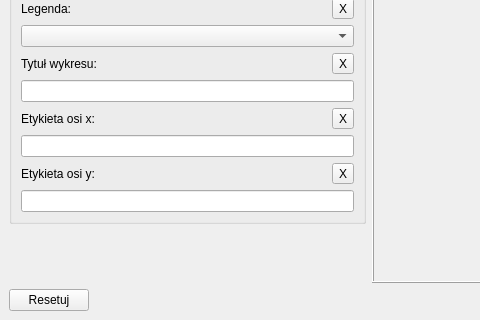
The window that ui/Main/scatter-plot-window.ui (OskarLewandowski/dex-data-experience) describes before a commit, drawn with Qt 5; both pictures show x 0 to 480 and y 485 to 805 of the 1142 by 805 pixel window.
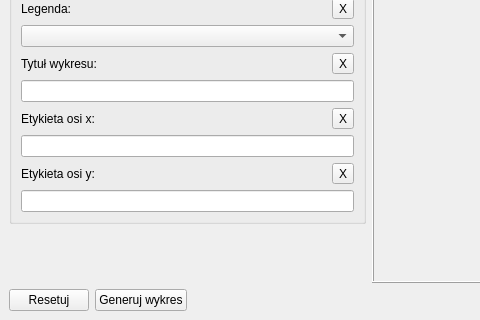
The same window after the commit.

```diff
--- a/ui/Main/scatter-plot-window.ui
+++ b/ui/Main/scatter-plot-window.ui
@@ -799,6 +799,13 @@
         </property>
        </widget>
       </item>
+      <item>
+       <widget class="QPushButton" name="pushButton_Generate_Plot">
+        <property name="text">
+         <string>Generuj wykres</string>
+        </property>
+       </widget>
+      </item>
       <item>
        <spacer name="horizontalSpacer_2">
         <property name="orientation">
```
Left out of the diff: 16 changed lines with no effect on the pictures.
